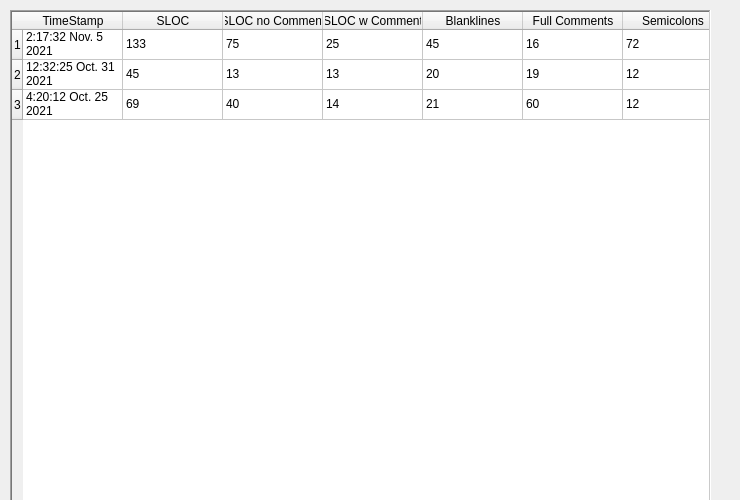
Old version of the form plyj-master/GUI/UIFiles/History.ui in the repository JLMcBride22/SourceCodeChecker.
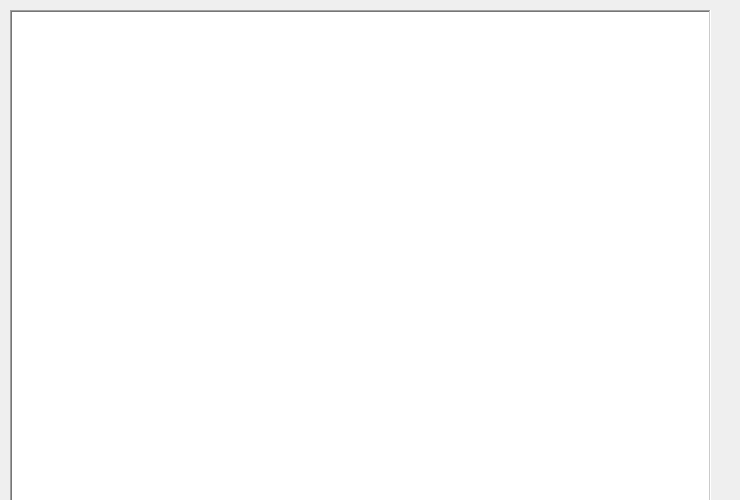
New version of the form.

Diff of the .ui file:
```diff
--- a/plyj-master/GUI/UIFiles/History.ui
+++ b/plyj-master/GUI/UIFiles/History.ui
@@ -49,161 +49,6 @@
    <property name="editTriggers">
     <set>QAbstractItemView::NoEditTriggers</set>
    </property>
-   <row>
-    <property name="text">
-     <string>1</string>
-    </property>
-   </row>
-   <row>
-    <property name="text">
-     <string>2</string>
-    </property>
-   </row>
-   <row>
-    <property name="text">
-     <string>3</string>
-    </property>
-   </row>
-   <column>
-    <property name="text">
-     <string>TimeStamp</string>
-    </property>
-   </column>
-   <column>
-    <property name="text">
-     <string>SLOC</string>
-    </property>
-   </column>
-   <column>
-    <property name="text">
-     <string>SLOC no Comment</string>
-    </property>
-   </column>
-   <column>
-    <property name="text">
-     <string>SLOC w Comment</string>
-    </property>
-   </column>
-   <column>
-    <property name="text">
-     <string>Blanklines</string>
-    </property>
-   </column>
-   <column>
-    <property name="text">
-     <string>Full Comments</string>
-    </property>
-   </column>
-   <column>
-    <property name="text">
-     <string>Semicolons</string>
-    </property>
-   </column>
-   <item row="0" column="0">
-    <property name="text">
-     <string notr="true">2:17:32 Nov. 5 2021</string>
-    </property>
-   </item>
-   <item row="0" column="1">
-    <property name="text">
-     <string>133</string>
-    </property>
-   </item>
-   <item row="0" column="2">
-    <property name="text">
-     <string>75</string>
-    </property>
-   </item>
-   <item row="0" column="3">
-    <property name="text">
-     <string>25</string>
-    </property>
-   </item>
-   <item row="0" column="4">
-    <property name="text">
-     <string>45</string>
-    </property>
-   </item>
-   <item row="0" column="5">
-    <property name="text">
-     <string>16</string>
-    </property>
-   </item>
-   <item row="0" column="6">
-    <property name="text">
-     <string>72</string>
-    </property>
-   </item>
-   <item row="1" column="0">
-    <property name="text">
-     <string>12:32:25 Oct. 31 2021</string>
-    </property>
-   </item>
-   <item row="1" column="1">
-    <property name="text">
-     <string>45</string>
-    </property>
-   </item>
-   <item row="1" column="2">
-    <property name="text">
-     <string>13</string>
-    </property>
-   </item>
-   <item row="1" column="3">
-    <property name="text">
-     <string>13</string>
-    </property>
-   </item>
-   <item row="1" column="4">
-    <property name="text">
-     <string>20</string>
-    </property>
-   </item>
-   <item row="1" column="5">
-    <property name="text">
-     <string>19</string>
-    </property>
-   </item>
-   <item row="1" column="6">
-    <property name="text">
-     <string>12</string>
-    </property>
-   </item>
-   <item row="2" column="0">
-    <property name="text">
-     <string>4:20:12 Oct. 25 2021</string>
-    </property>
-   </item>
-   <item row="2" column="1">
-    <property name="text">
-     <string>69</string>
-    </property>
-   </item>
-   <item row="2" column="2">
-    <property name="text">
-     <string>40</string>
-    </property>
-   </item>
-   <item row="2" column="3">
-    <property name="text">
-     <string>14</string>
-    </property>
-   </item>
-   <item row="2" column="4">
-    <property name="text">
-     <string>21</string>
-    </property>
-   </item>
-   <item row="2" column="5">
-    <property name="text">
-     <string>60</string>
-    </property>
-   </item>
-   <item row="2" column="6">
-    <property name="text">
-     <string>12</string>
-    </property>
-   </item>
   </widget>
  </widget>
  <resources/>
```
